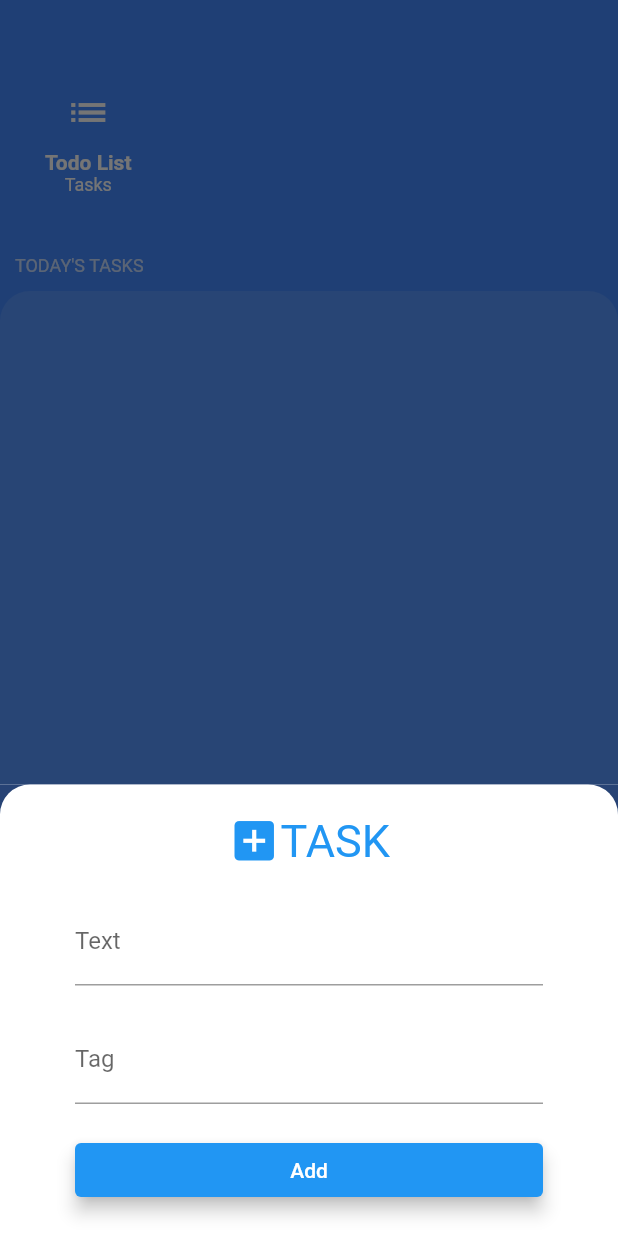
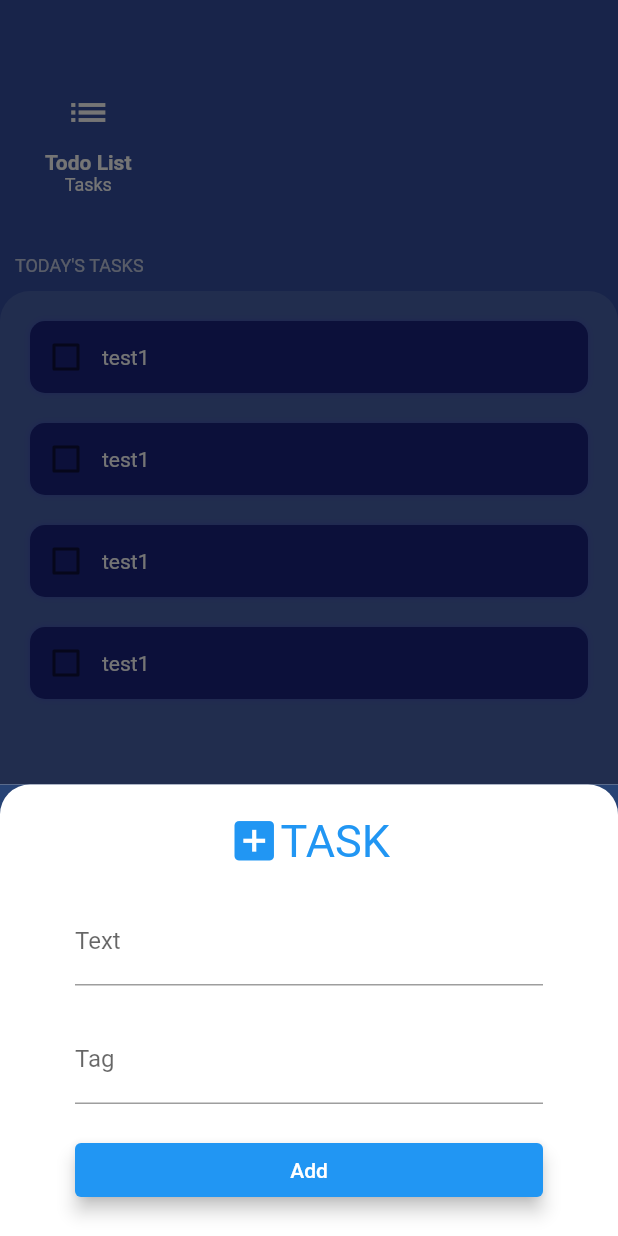
Before and after one commit to biryang/todo-list, a Flutter app: the screen it shows after launch, after a tap on the "add" icon, on a phone screen of 412 x 824 dp. Run offline on Flutter 3.47's test engine with Material 2 defaults, Android fonts, the phone set to English and light mode, and no system bars.

Commit message:
새 Task 리스트 추가

```diff
--- a/lib/components/task_card.dart
+++ b/lib/components/task_card.dart
@@ -1,25 +1,19 @@
 import 'package:flutter/material.dart';
 
-class TaskCard extends StatefulWidget {
+class TaskCard extends StatelessWidget {
+  TaskCard({this.isChecked , this.taskText, this.taskTag, this.checkCallBack});
 
-
-  @override
-  _TaskCardState createState() => _TaskCardState();
-}
-
-class _TaskCardState extends State<TaskCard> {
-  bool isChecked = false;
-
-  void checkboxCallback(bool checkboxState) {
-    setState(() {
-      isChecked = checkboxState;
-    });
-  }
+  final bool isChecked;
+  final String taskText;
+  final String taskTag;
+  final Function checkCallBack;
 
   @override
   Widget build(BuildContext context) {
     return Padding(
-      padding: EdgeInsets.all(20),
+      padding: EdgeInsets.only(top: 20, left: 20, right: 20),
+      child: GestureDetector(
+        onTap: checkCallBack,
         child: Container(
           decoration: BoxDecoration(
             color: Colors.indigo[900],
@@ -30,12 +24,13 @@
           ),
           child: Row(
             children: [
-            TaskCheckbox(
-              checkboxState: isChecked,
-              checkboxCallback: checkboxCallback,
+              Checkbox(
+                value: isChecked,
+                activeColor: Colors.blue,
+                onChanged: (value){},
               ),
               Text(
-              'Test',
+                taskText,
                 style: TextStyle(
                     color: Colors.white,
                     decoration: isChecked ? TextDecoration.lineThrough : null),
@@ -43,21 +38,19 @@
             ],
           ),
         ),
+      ),
     );
   }
 }
-
-class TaskCheckbox extends StatelessWidget {
-  TaskCheckbox({this.checkboxState, this.checkboxCallback});
-
-  final Function checkboxCallback;
-  final bool checkboxState;
-
-  @override
-  Widget build(BuildContext context) {
-    return Checkbox(
-      value: checkboxState,
-      onChanged: checkboxCallback,
-    );
-  }
-}
+//
+// class TaskCheckbox extends StatelessWidget {
+//   TaskCheckbox({this.checkboxState, this.checkboxCallback});
+//
+//   final Function checkboxCallback;
+//   final bool checkboxState;
+//
+//   @override
+//   Widget build(BuildContext context) {
+//     return
+//   }
+// }
--- a/lib/components/tasks_list.dart
+++ b/lib/components/tasks_list.dart
@@ -3,17 +3,31 @@
 import 'package:todo_list_app/models/task.dart';
 
 class TasksList extends StatefulWidget {
+  TasksList({this.tasks});
+
+  final List<Task> tasks;
+
   @override
   _TasksListState createState() => _TasksListState();
 }
 
 class _TasksListState extends State<TasksList> {
-
   @override
   Widget build(BuildContext context) {
-    return ListView(
-      children: [
-      ],
+    return ListView.builder(
+      itemBuilder: (context, index) {
+        return TaskCard(
+          isChecked: widget.tasks[index].isDone,
+          taskText: widget.tasks[index].text,
+          taskTag: widget.tasks[index].tag,
+          checkCallBack: () {
+            setState(() {
+              widget.tasks[index].toggleDone();
+            });
+          },
+        );
+      },
+      itemCount: widget.tasks.length,
     );
   }
 }
--- a/lib/main.dart
+++ b/lib/main.dart
@@ -1,5 +1,7 @@
 import 'package:flutter/material.dart';
 import 'package:todo_list_app/screens/todo_screen.dart';
+
+import 'models/task.dart';
 
 void main() {
   runApp(MyApp());
--- a/lib/models/task.dart
+++ b/lib/models/task.dart
@@ -3,7 +3,7 @@
   final String tag;
   bool isDone;
 
-  Task({this.text, this.tag, this.isDone});
+  Task({this.text, this.tag, this.isDone = false});
 
   void toggleDone() {
     isDone = !isDone;
--- a/lib/screens/add_task_bottom_screen.dart
+++ b/lib/screens/add_task_bottom_screen.dart
@@ -1,6 +1,15 @@
 import 'package:flutter/material.dart';
 
 class AddTaskBottomScreen extends StatelessWidget {
+  String newText;
+  String newTag;
+
+  final textController = TextEditingController();
+  final tagController = TextEditingController();
+  final Function addTaskCallBack;
+
+  AddTaskBottomScreen(this.addTaskCallBack);
+
   @override
   Widget build(BuildContext context) {
     return Container(
@@ -35,23 +44,30 @@
               height: 20,
             ),
             TextField(
+              controller: textController,
               textAlign: TextAlign.center,
               decoration: InputDecoration(
                 labelText: 'Text',
               ),
+              onChanged: (value) {
+                newText = value;
+              },
             ),
             SizedBox(
               height: 20,
             ),
             TextField(
+              controller: tagController,
               textAlign: TextAlign.center,
               decoration: InputDecoration(labelText: 'Tag'),
+              onChanged: (value) {
+                newTag = value;
+              },
             ),
             SizedBox(
               height: 20,
             ),
             TextButton(
-              onPressed: null,
               style: TextButton.styleFrom(
                 backgroundColor: Colors.blue,
                 elevation: 5,
@@ -60,6 +76,11 @@
                 'Add',
                 style: TextStyle(color: Colors.white),
               ),
+              onPressed: () {
+                textController.clear();
+                tagController.clear();
+                addTaskCallBack(newText, newTag);
+              },
             ),
             SizedBox(
               height: 20,
--- a/lib/screens/todo_screen.dart
+++ b/lib/screens/todo_screen.dart
@@ -1,17 +1,30 @@
 import 'package:flutter/cupertino.dart';
 import 'package:flutter/material.dart';
 import 'package:todo_list_app/components/tasks_list.dart';
+import 'package:todo_list_app/models/task.dart';
 
 import 'add_task_bottom_screen.dart';
 
-class TodoScreen extends StatelessWidget {
+class TodoScreen extends StatefulWidget {
+  @override
+  _TodoScreenState createState() => _TodoScreenState();
+}
+
+class _TodoScreenState extends State<TodoScreen> {
+  List<Task> tasks = [
+    Task(text: 'test1', tag: 'work'),
+    Task(text: 'test1', tag: 'work'),
+    Task(text: 'test1', tag: 'work'),
+    Task(text: 'test1', tag: 'work'),
+  ];
+
   @override
   Widget build(BuildContext context) {
     return SafeArea(
       child: Scaffold(
-        backgroundColor: Colors.blueAccent,
+        backgroundColor: Color(0xff344fa1),
         floatingActionButton: FloatingActionButton(
-          backgroundColor: Colors.blue[900],
+          backgroundColor: Colors.blue[500],
           child: Icon(Icons.add),
           onPressed: () {
             print('add float');
@@ -19,9 +32,17 @@
               isScrollControlled: true,
               context: context,
               builder: (context) => SingleChildScrollView(
-                child:Container(
-                  padding: EdgeInsets.only(bottom: MediaQuery.of(context).viewInsets.top),
-                  child: AddTaskBottomScreen(),
+                child: Container(
+                  padding: EdgeInsets.only(
+                      bottom: MediaQuery.of(context).viewInsets.top),
+                  child: AddTaskBottomScreen((newText, newTag) {
+                    setState(() {
+                      print(newText);
+                      print(newTag);
+                      tasks.add(Task(text: newText, tag: newTag));
+                    });
+                    Navigator.pop(context);
+                  }),
                 ),
               ),
             );
@@ -77,7 +98,9 @@
                     topRight: Radius.circular(20),
                   ),
                 ),
-                child: TasksList(),
+                child: TasksList(
+                  tasks: tasks,
+                ),
               ),
             ),
           ],
```
Lines whose indentation alone changed are shown as unchanged.
